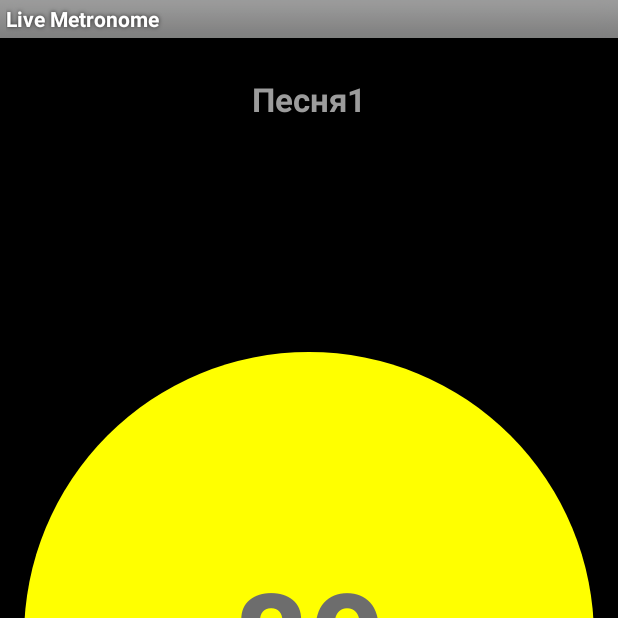
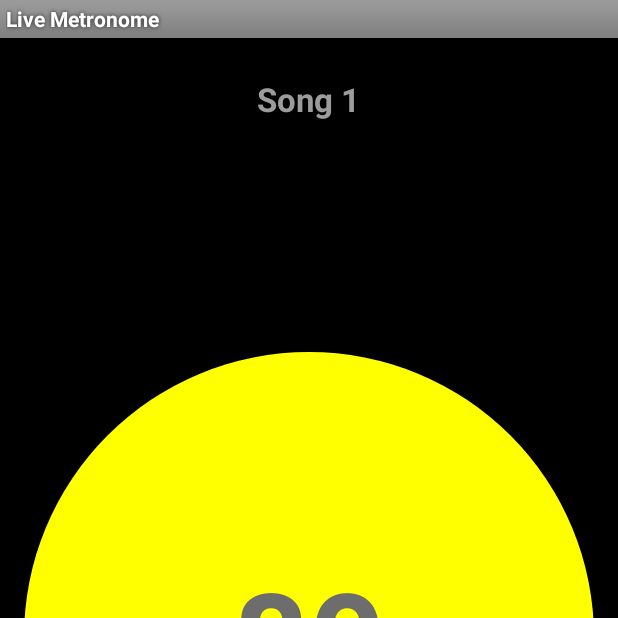
Before and after one commit to sheloguroff/Live-Metronome, an Android app: the screen it shows after launch (MainActivity), on a phone screen of 412 x 824 dp, the top half of it. Run offline under Robolectric (Android 15) with nearby library versions, the phone set to English and light mode, and no system bars.

Commit message:
Cleaning up

```diff
--- a/app/src/main/java/com/sheloguroff/livemetronome/MainActivity.java
+++ b/app/src/main/java/com/sheloguroff/livemetronome/MainActivity.java
@@ -62,11 +62,11 @@ public class MainActivity extends Activity implements GestureDetector.OnGestureL
     int bpm3 = 100;
     int bpm4 = 110;
     int bpm5 = 120;
-    String songName1 = "Песня1";
-    String songName2 = "Песня2";
-    String songName3 = "Песня3";
-    String songName4 = "Песня4";
-    String songName5 = "Песня5";
+    String songName1 = "Song 1";
+    String songName2 = "Song 2";
+    String songName3 = "Song 3";
+    String songName4 = "Song 4";
+    String songName5 = "Song 5";
 
     GestureDetector detector;
     float bpmf;
--- a/app/src/main/java/com/sheloguroff/livemetronome/Metronome.java
+++ b/app/src/main/java/com/sheloguroff/livemetronome/Metronome.java
@@ -11,8 +11,8 @@ import android.util.Log;
 import java.io.IOException;
 import java.io.InputStream;
 
+
 public class Metronome {
-
 
     int sampleRate = 44100;
     int playState = 0;
@@ -23,6 +23,7 @@ public class Metronome {
     int markerDelay = 3000;
     int lastBpm = 60;
 
+    /** Creates AudioTrack with one click and sets loop to match given bpm */
     public void createPlayer(final int bpm, InputStream in, final Handler handler) {
         metronomeTrack = new AudioTrack(AudioManager.STREAM_MUSIC, sampleRate,
                 AudioFormat.CHANNEL_OUT_MONO, AudioFormat.ENCODING_PCM_16BIT,
@@ -38,6 +39,9 @@ public class Metronome {
 
 
 
+    /** Sets marker close the end of the track (when setting it right at the end the listener
+     * doesn't work). Passes message to the handler in main activity when the marker is reached.
+     * */
     private void setListener(final Handler handler) {
         metronomeTrack.setNotificationMarkerPosition(loopPoints-markerDelay);
         AudioTrack.OnPlaybackPositionUpdateListener clickListener = new AudioTrack.OnPlaybackPositionUpdateListener() {
@@ -55,6 +59,9 @@ public class Metronome {
         metronomeTrack.setPlaybackPositionUpdateListener(clickListener, handler);
     }
 
+
+    /** Sets marker on AudioTrack. When marker is reached it sends message once and
+     * doesn't do the job in the next loop. So it should be set again.*/
     public void setMarker () {
         metronomeTrack.setNotificationMarkerPosition(loopPoints - markerDelay);
     }
@@ -77,6 +84,8 @@ public class Metronome {
         return loopPoints;
     }
 
+    /** Receives tempo in bpm and converts it to a length of a loop in samples.
+     * Then sets the loop length. */
     public void setLoopPoints(int bpm) {
         loopPoints = 60 * sampleRate / bpm;
         metronomeTrack.setLoopPoints(0, loopPoints, -1);
@@ -88,6 +97,9 @@ public class Metronome {
     }
 
 
+    /** Receives tempo in bpm and converts it to a length of a loop in samples.
+     * Then sets the loop length and marker position. If head position is beyond the new loop, sets it
+     * to the first sample of the track. If metronome was playing, goes on playing. */
     public void setTempo (int bpm){
         playState = metronomeTrack.getPlayState();
                            metronomeTrack.pause();
@@ -105,6 +117,7 @@ public class Metronome {
     }
 
 
+    /** Compensates the computing delay to let the click start exactly in time. */
     public void compensateDelay () {
         metronomeTrack.pause();
         metronomeTrack.setPlaybackHeadPosition(metronomeTrack.getPlaybackHeadPosition()+3000);
@@ -112,6 +125,7 @@ public class Metronome {
         Log.i("CompensateDelay", "Done!");
     }
 
+   /** Pauses click for d millis */
     public void setDelay (int d){
         metronomeTrack.pause();
         SystemClock.sleep(d);
@@ -119,11 +133,12 @@ public class Metronome {
     }
 
 
+    /** Loads the sound of a click in array of bytes to the Audiotrack */
     public void loadSound(InputStream in) throws IOException
     {
-        byte[] music = new byte[8544];
+        byte[] click = new byte[8544];
         try {
-            in.read(music);
+            in.read(click);
         }catch (IOException e) {
             e.printStackTrace();
         }finally {
@@ -133,6 +148,6 @@ public class Metronome {
                 e.printStackTrace();
             }
         }
-        metronomeTrack.write(music, 0, music.length);
+        metronomeTrack.write(click, 0, click.length);
     }
 }
```
Also changed, not shown: app/src/main/AndroidManifest.xml (+1 -14 lines), app/src/main/java/com/sheloguroff/livemetronome/HeadsetButtonReceiver.java (deleted, +0 -22 lines), app/src/main/java/com/sheloguroff/livemetronome/HeadsetConnectedReceiver.java (renamed from app/src/main/java/com/sheloguroff/livemetronome/MyReceiver.java, +7 -29 lines), app/src/main/java/com/sheloguroff/livemetronome/SongListActivity.java (deleted, +0 -39 lines), app/src/main/res/menu/menu_song_list.xml (deleted, +0 -7 lines).
